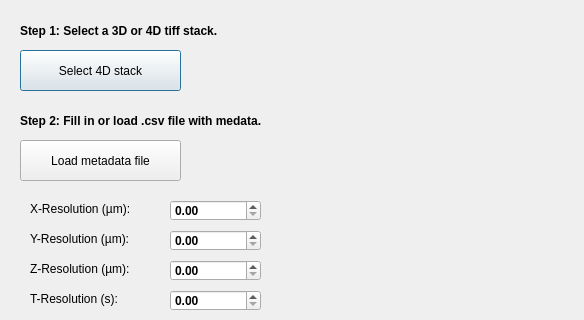
Before: the Qt Designer form CellECT/gui/new_workspace_layout.ui in ddiana/CellECT, drawn with Qt 5; both pictures show x 0 to 584 and y 0 to 320 of the 584 by 802 pixel window.
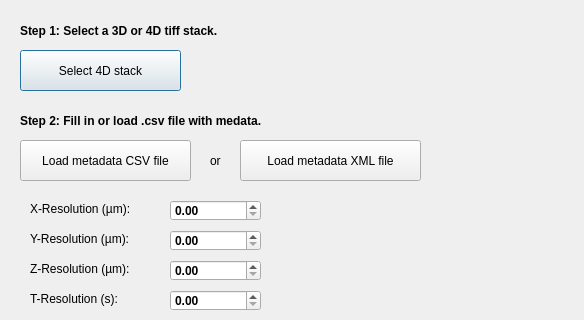
After: the same form once the commit is applied.

Commit message: reading metadata from tif

Diff of the .ui file:
```diff
--- a/CellECT/gui/new_workspace_layout.ui
+++ b/CellECT/gui/new_workspace_layout.ui
@@ -86,12 +86,12 @@
     <rect>
      <x>20</x>
      <y>140</y>
-     <width>161</width>
+     <width>171</width>
      <height>41</height>
     </rect>
    </property>
    <property name="text">
-    <string>Load metadata file</string>
+    <string>Load metadata CSV file</string>
    </property>
   </widget>
   <widget class="QLabel" name="label_10">
@@ -580,6 +580,32 @@
     <number>0</number>
    </property>
   </widget>
+  <widget class="QPushButton" name="btn_load_metadata_xml">
+   <property name="geometry">
+    <rect>
+     <x>240</x>
+     <y>140</y>
+     <width>181</width>
+     <height>41</height>
+    </rect>
+   </property>
+   <property name="text">
+    <string>Load metadata XML file</string>
+   </property>
+  </widget>
+  <widget class="QLabel" name="label_4">
+   <property name="geometry">
+    <rect>
+     <x>210</x>
+     <y>150</y>
+     <width>21</width>
+     <height>21</height>
+    </rect>
+   </property>
+   <property name="text">
+    <string>or</string>
+   </property>
+  </widget>
  </widget>
  <resources/>
  <connections/>
```
Left out of the diff: 16 changed lines with no effect on the pictures. The commit also changes 5 other files.
